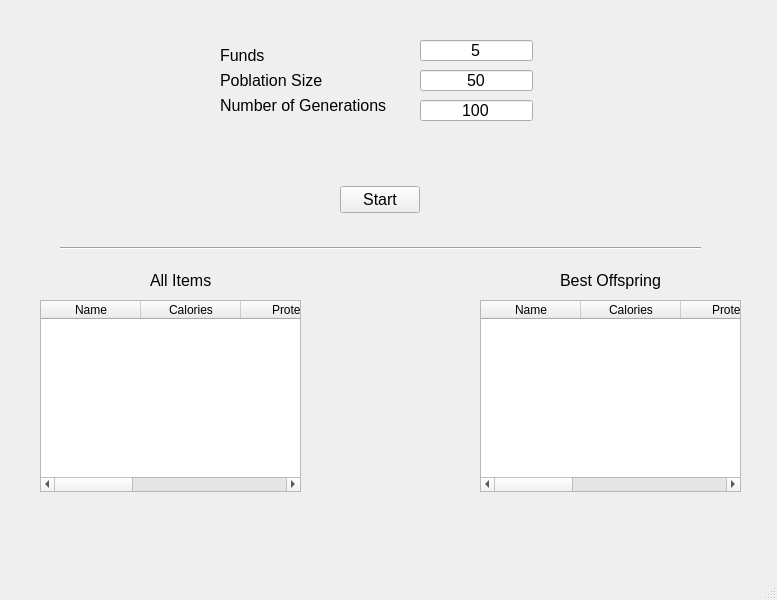
The window that mainwindow.ui (Arix69sex/ExpensePriority) describes before a commit, drawn with Qt 5.
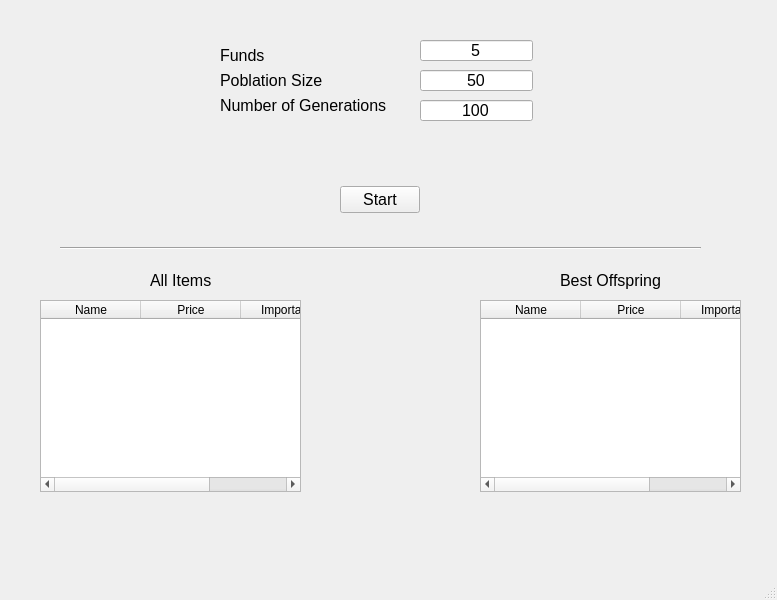
The same window after the commit.

Commit message: Init commit. Finished and tested algorithm with UI. Remaining fixing error when funds are too low like 5 for example.

Diff of the .ui file:
```diff
--- a/mainwindow.ui
+++ b/mainwindow.ui
@@ -210,31 +210,16 @@
       <string>Name</string>
      </property>
     </column>
-    <column>
-     <property name="text">
-      <string>Calories</string>
-     </property>
-    </column>
-    <column>
-     <property name="text">
-      <string>Protein</string>
-     </property>
-    </column>
-    <column>
-     <property name="text">
-      <string>Carbs</string>
-     </property>
-    </column>
-    <column>
-     <property name="text">
-      <string>Fats</string>
-     </property>
-    </column>
     <column>
      <property name="text">
       <string>Price</string>
      </property>
     </column>
+    <column>
+     <property name="text">
+      <string>Importance</string>
+     </property>
+    </column>
    </widget>
    <widget class="QTableWidget" name="offspringTableWidget">
     <property name="geometry">
@@ -245,36 +230,21 @@
       <height>192</height>
      </rect>
     </property>
-    <column>
+       <column>
      <property name="text">
       <string>Name</string>
      </property>
     </column>
-    <column>
-     <property name="text">
-      <string>Calories</string>
-     </property>
-    </column>
-    <column>
-     <property name="text">
-      <string>Protein</string>
-     </property>
-    </column>
-    <column>
-     <property name="text">
-      <string>Carbs</string>
-     </property>
-    </column>
-    <column>
-     <property name="text">
-      <string>Fats</string>
-     </property>
-    </column>
     <column>
      <property name="text">
       <string>Price</string>
      </property>
     </column>
+    <column>
+     <property name="text">
+      <string>Importance</string>
+     </property>
+    </column>
    </widget>
    <widget class="QLabel" name="label_3">
     <property name="geometry">
```
The commit also changes 3 other files.
